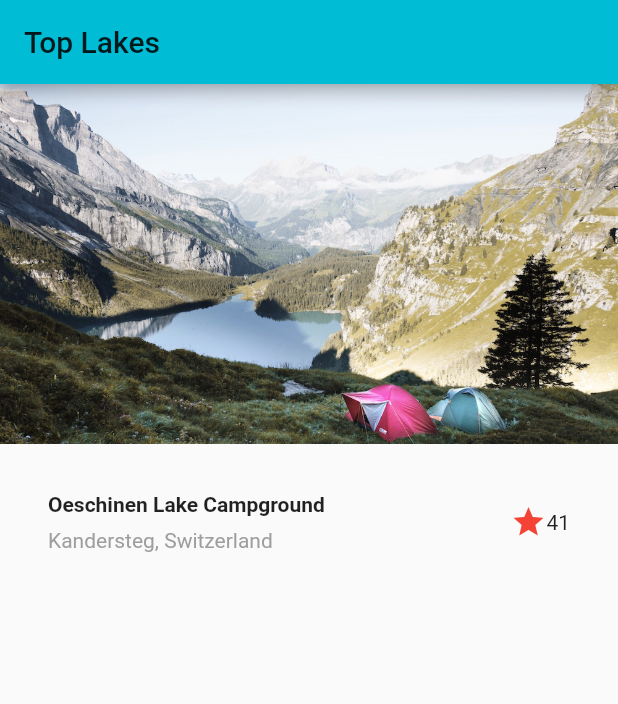
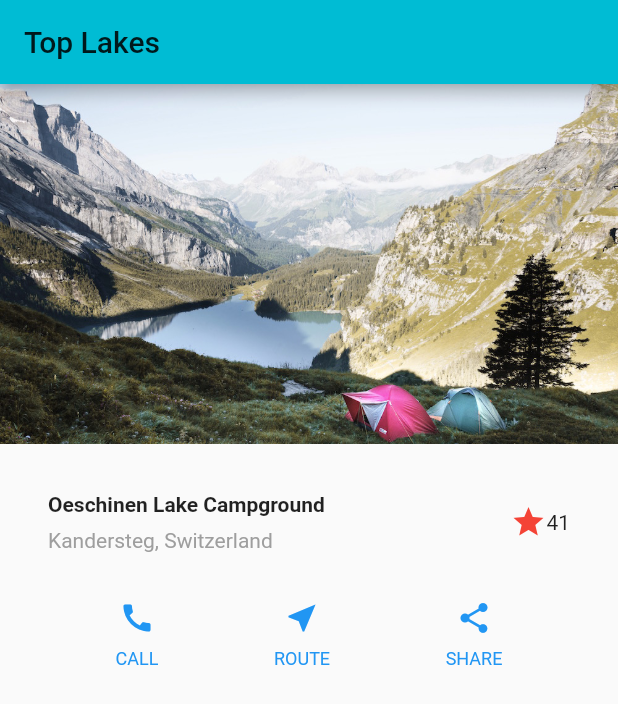
Before and after one commit to tkmct/flutter_sample, a Flutter app: the screen it shows after launch, on a phone screen of 412 x 824 dp. Shown: the top 704 px of the screen. Run offline on Flutter 3.47's test engine with Material 2 defaults, Android fonts, the phone set to English and light mode, and no system bars.

Commit message:
Add button section

```diff
--- a/lib/main.dart
+++ b/lib/main.dart
@@ -31,6 +31,35 @@ class MyApp extends StatelessWidget {
           ],
         ));
 
+    Column buildButtonColumn(IconData icon, String label) {
+      Color color = Theme.of(context).primaryColor;
+
+      return Column(
+        mainAxisSize: MainAxisSize.min,
+        mainAxisAlignment: MainAxisAlignment.center,
+        children: <Widget>[
+          Icon(icon, color: color),
+          Container(
+              margin: const EdgeInsets.only(top: 8.0),
+              child: Text(label,
+                  style: TextStyle(
+                      fontSize: 12.0,
+                      fontWeight: FontWeight.w400,
+                      color: color)))
+        ],
+      );
+    }
+
+    Widget buttonSection = Container(
+        child: Row(
+      mainAxisAlignment: MainAxisAlignment.spaceEvenly,
+      children: <Widget>[
+        buildButtonColumn(Icons.call, 'CALL'),
+        buildButtonColumn(Icons.near_me, 'ROUTE'),
+        buildButtonColumn(Icons.share, 'SHARE'),
+      ],
+    ));
+
     return MaterialApp(
         title: 'Flutter Demo',
         theme: ThemeData(primarySwatch: Colors.cyan),
@@ -45,7 +74,8 @@ class MyApp extends StatelessWidget {
               height: 240.0,
               fit: BoxFit.cover,
             ),
-            titleSection
+            titleSection,
+            buttonSection
           ]),
         ));
   }
```
